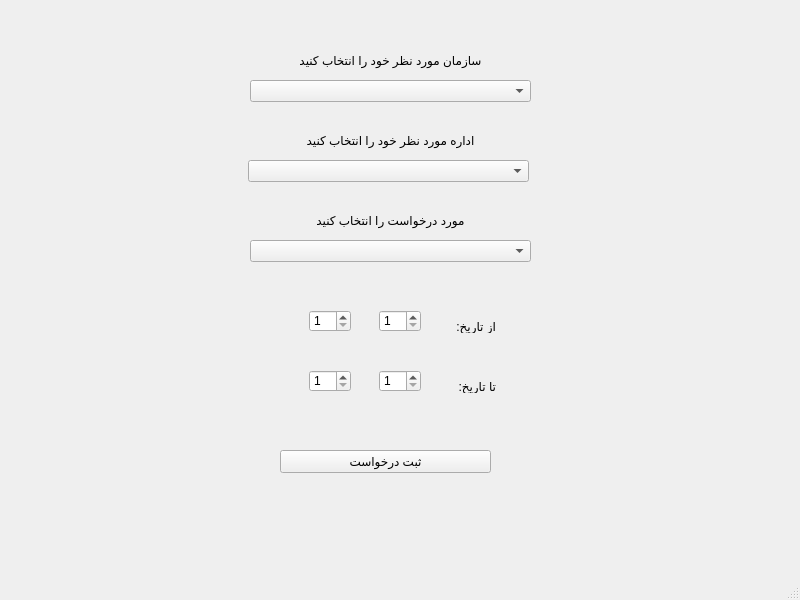
First picture: the form in University-resource-management/commit_request.ui, repository M-JavadHeydarpour/University-resource-management, before the edit.
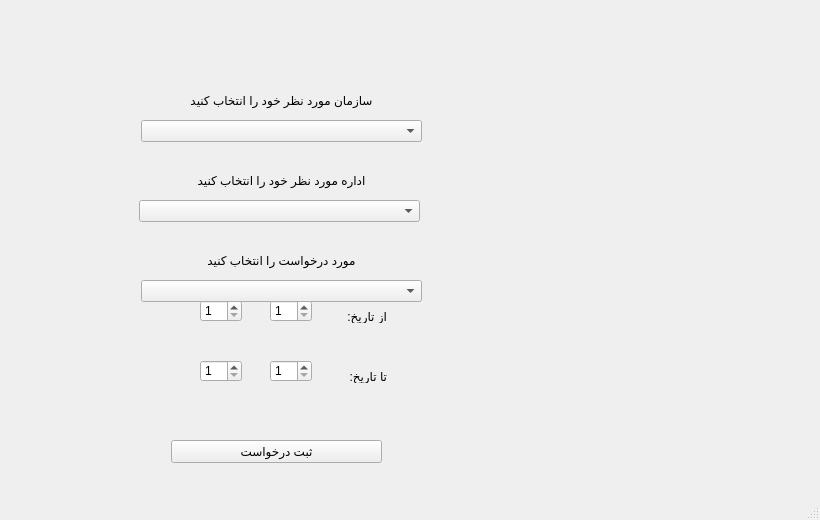
Second picture: the form after the edit. Icons and pictures are not drawn.

What changed in the file:
```diff
--- a/University-resource-management/commit_request.ui
+++ b/University-resource-management/commit_request.ui
@@ -6,55 +6,65 @@
    <rect>
     <x>0</x>
     <y>0</y>
-    <width>800</width>
-    <height>600</height>
+    <width>820</width>
+    <height>520</height>
    </rect>
   </property>
+  <property name="minimumSize">
+   <size>
+    <width>820</width>
+    <height>520</height>
+   </size>
+  </property>
+  <property name="maximumSize">
+   <size>
+    <width>820</width>
+    <height>520</height>
+   </size>
+  </property>
   <property name="windowTitle">
    <string>MainWindow</string>
   </property>
+  <property name="styleSheet">
+   <string notr="true">background-image: url(../Images/theme.png);</string>
+  </property>
   <widget class="QWidget" name="centralwidget">
-   <widget class="QComboBox" name="cmb_organ">
+   <widget class="QStackedWidget" name="stackedWidget_2">
     <property name="geometry">
      <rect>
-      <x>250</x>
-      <y>80</y>
-      <width>281</width>
-      <height>22</height>
+      <x>9</x>
+      <y>0</y>
+      <width>811</width>
+      <height>471</height>
      </rect>
     </property>
-   </widget>
-   <widget class="QLabel" name="label">
-    <property name="geometry">
-     <rect>
-      <x>290</x>
-      <y>50</y>
-      <width>201</width>
-      <height>20</height>
-     </rect>
+    <property name="styleSheet">
+     <string notr="true">background-image:url(../hbib.png);</string>
     </property>
-    <property name="text">
-     <string>سازمان مورد نظر خود را انتخاب کنید</string>
+    <property name="currentIndex">
+     <number>1</number>
     </property>
-    <property name="alignment">
-     <set>Qt::AlignCenter</set>
-    </property>
-   </widget>
-   <widget class="QComboBox" name="cmb_office">
+    <widget class="QWidget" name="page_7">
+     <widget class="QDialogButtonBox" name="buttonBox">
     <property name="geometry">
      <rect>
-      <x>248</x>
-      <y>160</y>
-      <width>281</width>
-      <height>22</height>
-     </rect>
-    </property>
-   </widget>
+        <x>10</x>
+        <y>40</y>
+        <width>166</width>
+        <height>21</height>
+       </rect>
+      </property>
+      <property name="standardButtons">
+       <set>QDialogButtonBox::Cancel|QDialogButtonBox::Ok</set>
+      </property>
+     </widget>
+    </widget>
+    <widget class="QWidget" name="page_8">
    <widget class="QLabel" name="label_2">
     <property name="geometry">
      <rect>
-      <x>300</x>
-      <y>130</y>
+        <x>182</x>
+        <y>170</y>
       <width>181</width>
       <height>20</height>
      </rect>
@@ -66,21 +76,11 @@
      <set>Qt::AlignCenter</set>
     </property>
    </widget>
-   <widget class="QComboBox" name="cmb_unit">
-    <property name="geometry">
-     <rect>
-      <x>250</x>
-      <y>240</y>
-      <width>281</width>
-      <height>22</height>
-     </rect>
-    </property>
-   </widget>
    <widget class="QLabel" name="label_3">
     <property name="geometry">
      <rect>
-      <x>300</x>
-      <y>210</y>
+        <x>182</x>
+        <y>250</y>
       <width>181</width>
       <height>20</height>
      </rect>
@@ -92,12 +92,76 @@
      <set>Qt::AlignCenter</set>
     </property>
    </widget>
-   <widget class="QStackedWidget" name="stackedWidget">
+     <widget class="QLabel" name="label">
     <property name="geometry">
      <rect>
-      <x>249</x>
+        <x>172</x>
+        <y>90</y>
+        <width>201</width>
+        <height>20</height>
+       </rect>
+      </property>
+      <property name="text">
+       <string>سازمان مورد نظر خود را انتخاب کنید</string>
+      </property>
+      <property name="alignment">
+       <set>Qt::AlignCenter</set>
+      </property>
+     </widget>
+     <widget class="QComboBox" name="cmb_unit">
+      <property name="geometry">
+       <rect>
+        <x>132</x>
       <y>280</y>
       <width>281</width>
+        <height>22</height>
+       </rect>
+      </property>
+     </widget>
+     <widget class="QComboBox" name="cmb_organ">
+      <property name="geometry">
+       <rect>
+        <x>132</x>
+        <y>120</y>
+        <width>281</width>
+        <height>22</height>
+       </rect>
+      </property>
+      <property name="maximumSize">
+       <size>
+        <width>16777211</width>
+        <height>16777215</height>
+       </size>
+      </property>
+      <property name="font">
+       <font>
+        <weight>75</weight>
+        <bold>true</bold>
+        <stylestrategy>PreferAntialias</stylestrategy>
+       </font>
+      </property>
+      <property name="mouseTracking">
+       <bool>true</bool>
+      </property>
+      <property name="contextMenuPolicy">
+       <enum>Qt::DefaultContextMenu</enum>
+      </property>
+      <property name="styleSheet">
+       <string notr="true">backfround-image:None;</string>
+      </property>
+      <property name="locale">
+       <locale language="Persian" country="Iran"/>
+      </property>
+      <property name="maxCount">
+       <number>40</number>
+      </property>
+     </widget>
+     <widget class="QStackedWidget" name="stackedWidget">
+      <property name="geometry">
+       <rect>
+        <x>131</x>
+        <y>270</y>
+        <width>281</width>
       <height>151</height>
      </rect>
     </property>
@@ -414,8 +478,8 @@
    <widget class="QPushButton" name="send_req">
     <property name="geometry">
      <rect>
-      <x>280</x>
-      <y>450</y>
+        <x>162</x>
+        <y>440</y>
       <width>211</width>
       <height>23</height>
      </rect>
@@ -424,6 +488,18 @@
      <string>ثبت درخواست</string>
     </property>
    </widget>
+     <widget class="QComboBox" name="cmb_office">
+      <property name="geometry">
+       <rect>
+        <x>130</x>
+        <y>200</y>
+        <width>281</width>
+        <height>22</height>
+       </rect>
+      </property>
+     </widget>
+    </widget>
+   </widget>
   </widget>
   <widget class="QMenuBar" name="menubar">
    <property name="geometry">
```
Left out of the diff: 58 changed lines with no effect on the pictures. Lines whose indentation alone changed are shown as unchanged.
